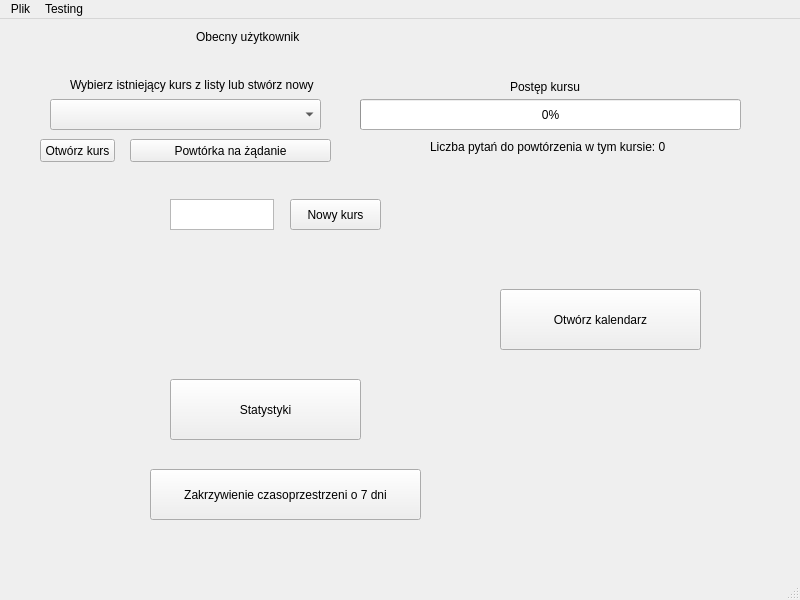
The window that MainMenuWindow.ui (wshknmt/QT-SuperMemo) describes before a commit, drawn with Qt 5.
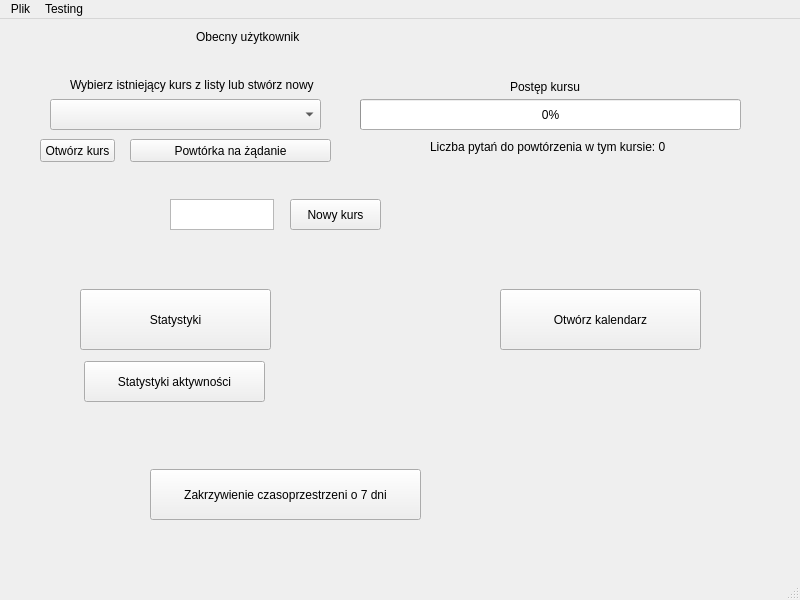
The same window after the commit.

Commit message: stats windows added

```diff
--- a/MainMenuWindow.ui
+++ b/MainMenuWindow.ui
@@ -134,8 +134,8 @@
    <widget class="QPushButton" name="statsButton">
     <property name="geometry">
      <rect>
-      <x>170</x>
-      <y>360</y>
+      <x>80</x>
+      <y>270</y>
       <width>191</width>
       <height>61</height>
      </rect>
@@ -196,6 +196,19 @@
      <string>Liczba pytań do powtórzenia w tym kursie: 0</string>
     </property>
    </widget>
+   <widget class="QPushButton" name="activityStatsButton">
+    <property name="geometry">
+     <rect>
+      <x>84</x>
+      <y>342</y>
+      <width>181</width>
+      <height>41</height>
+     </rect>
+    </property>
+    <property name="text">
+     <string>Statystyki aktywności</string>
+    </property>
+   </widget>
   </widget>
   <widget class="QMenuBar" name="menubar">
    <property name="geometry">
```
The commit also changes 11 other files.
